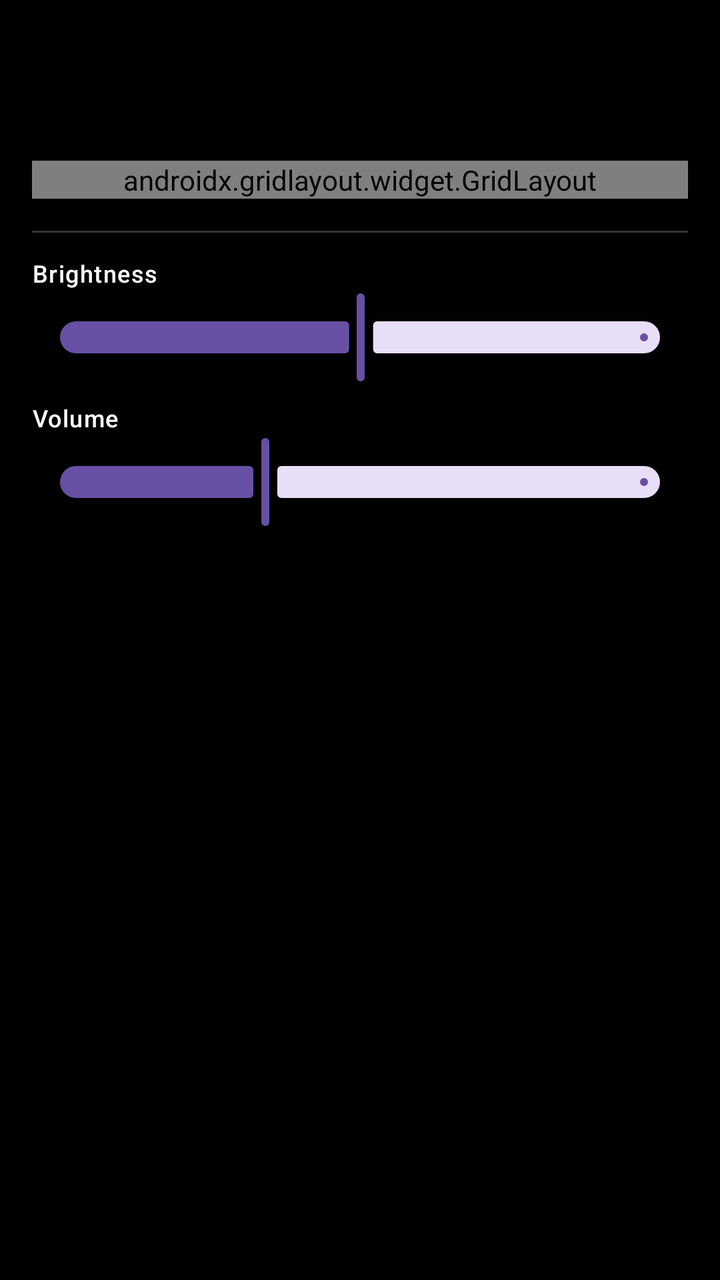
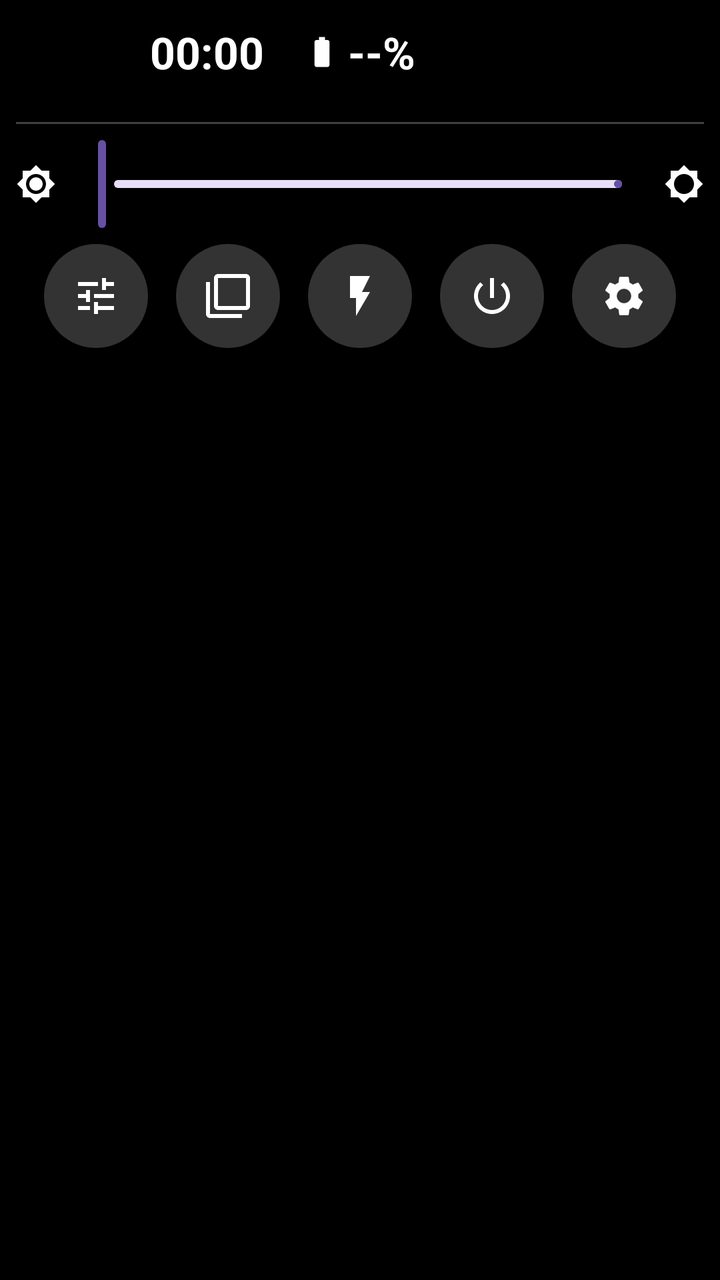

Two renders of the same Android screen: before a commit and after it. Below are the layout's source before the change and the commit's diff.
<!-- AndroidManifest.xml: application theme Theme.CloX -->
<!-- res/layout/overlay_quick_settings.xml -->
<?xml version="1.0" encoding="utf-8"?>
<FrameLayout
    xmlns:android="http://schemas.android.com/apk/res/android"
    xmlns:app="http://schemas.android.com/apk/res-auto"
    android:layout_width="match_parent"
    android:layout_height="match_parent">

    
    <ImageView
        android:id="@+id/qsBlurBg"
        android:layout_width="match_parent"
        android:layout_height="match_parent"
        android:scaleType="centerCrop"
        android:visibility="gone" />

    
    <View
        android:layout_width="match_parent"
        android:layout_height="match_parent"
        android:background="#88000000" />

    <LinearLayout
        android:layout_width="match_parent"
        android:layout_height="match_parent"
        android:orientation="vertical"
        android:padding="16dp">

        
        <TextView
            android:id="@+id/qsClockText"
            android:layout_width="wrap_content"
            android:layout_height="wrap_content"
            android:layout_gravity="center_horizontal"
            android:textAppearance="?attr/textAppearanceDisplaySmall"
            android:textColor="@android:color/white"
            android:layout_marginBottom="16dp" />

        
        <androidx.gridlayout.widget.GridLayout
            android:id="@+id/qsTileGrid"
            android:layout_width="match_parent"
            android:layout_height="wrap_content"
            app:columnCount="3" />

        <View
            android:layout_width="match_parent"
            android:layout_height="1dp"
            android:background="#33FFFFFF"
            android:layout_marginTop="16dp"
            android:layout_marginBottom="12dp" />

        
        <TextView
            android:layout_width="wrap_content"
            android:layout_height="wrap_content"
            android:text="Brightness"
            android:textColor="@android:color/white"
            android:textAppearance="?attr/textAppearanceLabelMedium" />

        <com.google.android.material.slider.Slider
            android:id="@+id/brightnessSlider"
            android:layout_width="match_parent"
            android:layout_height="wrap_content"
            android:valueFrom="0"
            android:valueTo="255"
            android:value="128"
            android:layout_marginBottom="8dp" />

        
        <TextView
            android:layout_width="wrap_content"
            android:layout_height="wrap_content"
            android:text="Volume"
            android:textColor="@android:color/white"
            android:textAppearance="?attr/textAppearanceLabelMedium" />

        <com.google.android.material.slider.Slider
            android:id="@+id/volumeSlider"
            android:layout_width="match_parent"
            android:layout_height="wrap_content"
            android:valueFrom="0"
            android:valueTo="15"
            android:value="5" />

    </LinearLayout>

</FrameLayout>
<!-- resources referenced by this layout -->
<resources>
  <!-- unchanged entries left out for length: 1 -->
</resources>

<!-- the commit's change to res/layout/overlay_quick_settings.xml (unified diff, before → after) -->
@@ -1,6 +1,5 @@
 <?xml version="1.0" encoding="utf-8"?>
-<FrameLayout
-    xmlns:android="http://schemas.android.com/apk/res/android"
+<FrameLayout xmlns:android="http://schemas.android.com/apk/res/android"
     xmlns:app="http://schemas.android.com/apk/res-auto"
     android:layout_width="match_parent"
     android:layout_height="match_parent">
@@ -8,80 +7,230 @@
     
     <ImageView
         android:id="@+id/qsBlurBg"
+        android:tag="blur_bg"
         android:layout_width="match_parent"
         android:layout_height="match_parent"
-        android:scaleType="centerCrop"
-        android:visibility="gone" />
-
-    
-    <View
+        android:scaleType="centerCrop" />
+
+    <ScrollView
         android:layout_width="match_parent"
         android:layout_height="match_parent"
-        android:background="#88000000" />
-
-    <LinearLayout
-        android:layout_width="match_parent"
-        android:layout_height="match_parent"
-        android:orientation="vertical"
-        android:padding="16dp">
-
-        
-        <TextView
-            android:id="@+id/qsClockText"
-            android:layout_width="wrap_content"
-            android:layout_height="wrap_content"
-            android:layout_gravity="center_horizontal"
-            android:textAppearance="?attr/textAppearanceDisplaySmall"
-            android:textColor="@android:color/white"
-            android:layout_marginBottom="16dp" />
-
-        
-        <androidx.gridlayout.widget.GridLayout
-            android:id="@+id/qsTileGrid"
+        android:fillViewport="true"
+        android:scrollbars="none">
+
+        <LinearLayout
             android:layout_width="match_parent"
             android:layout_height="wrap_content"
-            app:columnCount="3" />
-
-        <View
-            android:layout_width="match_parent"
-            android:layout_height="1dp"
-            android:background="#33FFFFFF"
-            android:layout_marginTop="16dp"
-            android:layout_marginBottom="12dp" />
-
-        
-        <TextView
-            android:layout_width="wrap_content"
-            android:layout_height="wrap_content"
-            android:text="Brightness"
-            android:textColor="@android:color/white"
-            android:textAppearance="?attr/textAppearanceLabelMedium" />
-
-        <com.google.android.material.slider.Slider
-            android:id="@+id/brightnessSlider"
-            android:layout_width="match_parent"
-            android:layout_height="wrap_content"
-            android:valueFrom="0"
-            android:valueTo="255"
-            android:value="128"
-            android:layout_marginBottom="8dp" />
-
-        
-        <TextView
-            android:layout_width="wrap_content"
-            android:layout_height="wrap_content"
-            android:text="Volume"
-            android:textColor="@android:color/white"
-            android:textAppearance="?attr/textAppearanceLabelMedium" />
-
-        <com.google.android.material.slider.Slider
-            android:id="@+id/volumeSlider"
-            android:layout_width="match_parent"
-            android:layout_height="wrap_content"
-            android:valueFrom="0"
-            android:valueTo="15"
-            android:value="5" />
-
-    </LinearLayout>
-
+            android:orientation="vertical"
+            android:paddingStart="8dp"
+            android:paddingEnd="8dp"
+            android:paddingTop="8dp"
+            android:paddingBottom="4dp">
+
+            
+            
+            <RelativeLayout
+                android:id="@+id/qsHeader"
+                android:layout_width="match_parent"
+                android:layout_height="wrap_content"
+                android:minHeight="36dp"
+                android:layout_marginBottom="8dp">
+
+                
+                <LinearLayout
+                    android:id="@+id/qsBatteryGroup"
+                    android:layout_width="wrap_content"
+                    android:layout_height="wrap_content"
+                    android:layout_centerInParent="true"
+                    android:orientation="horizontal"
+                    android:gravity="center_vertical">
+
+                    <ImageView
+                        android:id="@+id/qsBatteryIcon"
+                        android:layout_width="18dp"
+                        android:layout_height="18dp"
+                        android:src="@drawable/ic_battery"
+                        android:tint="#FFFFFF"/>
+
+                    <TextView
+                        android:id="@+id/qsBatteryPct"
+                        android:layout_width="wrap_content"
+                        android:layout_height="wrap_content"
+                        android:layout_marginStart="4dp"
+                        android:textSize="22sp"
+                        android:textColor="#FFFFFF"
+                        android:textStyle="bold"
+                        android:maxLines="1"
+                        android:text="--%"/>
+
+                </LinearLayout>
+
+                
+                <TextView
+                    android:id="@+id/qsTime"
+                    android:layout_width="wrap_content"
+                    android:layout_height="wrap_content"
+                    android:layout_toStartOf="@id/qsBatteryGroup"
+                    android:layout_centerVertical="true"
+                    android:layout_marginEnd="20dp"
+                    android:textSize="22sp"
+                    android:textColor="#FFFFFF"
+                    android:textStyle="bold"
+                    android:maxLines="1"
+                    android:text="00:00"/>
+
+                
+                <TextView
+                    android:id="@+id/qsDate"
+                    android:layout_width="wrap_content"
+                    android:layout_height="wrap_content"
+                    android:layout_toEndOf="@id/qsBatteryGroup"
+                    android:layout_centerVertical="true"
+                    android:layout_marginStart="20dp"
+                    android:textSize="22sp"
+                    android:textColor="#AAFFFFFF"
+                    android:maxLines="1"/>
+
+            </RelativeLayout>
+
+            
+            
+            <androidx.viewpager2.widget.ViewPager2
+                android:id="@+id/qsTilePager"
+                android:layout_width="match_parent"
+                android:layout_height="1dp"/>
+
+            
+            <com.google.android.material.tabs.TabLayout
+                android:id="@+id/qsPageIndicator"
+                android:layout_width="wrap_content"
+                android:layout_height="10dp"
+                android:layout_gravity="center_horizontal"
+                android:layout_marginTop="4dp"
+                android:visibility="gone"
+                app:tabBackground="@drawable/qs_page_dot_selector"
+                app:tabGravity="center"
+                app:tabIndicatorHeight="0dp"
+                app:tabIndicatorColor="@android:color/transparent"
+                app:tabPaddingStart="8dp"
+                app:tabPaddingEnd="8dp"/>
+
+            
+            <View
+                android:layout_width="match_parent"
+                android:layout_height="1dp"
+                android:layout_marginTop="8dp"
+                android:layout_marginBottom="6dp"
+                android:background="#40FFFFFF"/>
+
+            
+            <LinearLayout
+                android:id="@+id/qsBrightnessRow"
+                android:layout_width="match_parent"
+                android:layout_height="wrap_content"
+                android:orientation="horizontal"
+                android:gravity="center_vertical"
+                android:layout_marginBottom="6dp">
+
+                <ImageView
+                    android:layout_width="20dp"
+                    android:layout_height="20dp"
+                    android:src="@drawable/ic_brightness_low"
+                    android:tint="#FFFFFF"/>
+
+                <com.google.android.material.slider.Slider
+                    android:id="@+id/brightnessSlider"
+                    android:layout_width="0dp"
+                    android:layout_height="wrap_content"
+                    android:layout_weight="1"
+                    android:layout_marginStart="6dp"
+                    android:layout_marginEnd="6dp"
+                    android:valueFrom="0"
+                    android:valueTo="255"
+                    app:thumbRadius="7dp"
+                    app:haloRadius="14dp"
+                    app:trackHeight="4dp"/>
+
+                <ImageView
+                    android:layout_width="20dp"
+                    android:layout_height="20dp"
+                    android:src="@drawable/ic_brightness_high"
+                    android:tint="#FFFFFF"/>
+
+            </LinearLayout>
+
+            
+            <LinearLayout
+                android:id="@+id/qsBottomBar"
+                android:layout_width="match_parent"
+                android:layout_height="wrap_content"
+                android:orientation="horizontal"
+                android:gravity="center_vertical">
+
+                <Space android:layout_width="0dp" android:layout_height="0dp" android:layout_weight="1"/>
+
+                <ImageButton
+                    android:id="@+id/qsBtnLauncherSettings"
+                    android:layout_width="52dp"
+                    android:layout_height="52dp"
+                    android:background="@drawable/qs_btn_bg"
+                    android:src="@drawable/ic_tune"
+                    android:tint="#FFFFFF"
+                    android:padding="12dp"
+                    android:contentDescription="Launcher Settings"/>
+
+                <Space android:layout_width="0dp" android:layout_height="0dp" android:layout_weight="1"/>
+
+                <ImageButton
+                    android:id="@+id/qsBtnRecents"
+                    android:layout_width="52dp"
+                    android:layout_height="52dp"
+                    android:background="@drawable/qs_btn_bg"
+                    android:src="@drawable/ic_recents"
+                    android:tint="#FFFFFF"
+                    android:padding="12dp"
+                    android:contentDescription="Recents"/>
+
+                <Space android:layout_width="0dp" android:layout_height="0dp" android:layout_weight="1"/>
+
+                <ImageButton
+                    android:id="@+id/qsBtnFlashlight"
+                    android:layout_width="52dp"
+                    android:layout_height="52dp"
+                    android:background="@drawable/qs_btn_bg"
+                    android:src="@drawable/ic_flashlight"
+                    android:tint="#FFFFFF"
+                    android:padding="12dp"
+                    android:contentDescription="Flashlight"/>
+
+                <Space android:layout_width="0dp" android:layout_height="0dp" android:layout_weight="1"/>
+
+                <ImageButton
+                    android:id="@+id/qsBtnPower"
+                    android:layout_width="52dp"
+                    android:layout_height="52dp"
+                    android:background="@drawable/qs_btn_bg"
+                    android:src="@drawable/ic_power"
+                    android:tint="#FFFFFF"
+                    android:padding="12dp"
+                    android:contentDescription="Power"/>
+
+                <Space android:layout_width="0dp" android:layout_height="0dp" android:layout_weight="1"/>
+
+                <ImageButton
+                    android:id="@+id/qsBtnSettings"
+                    android:layout_width="52dp"
+                    android:layout_height="52dp"
+                    android:background="@drawable/qs_btn_bg"
+                    android:src="@drawable/ic_settings"
+                    android:tint="#FFFFFF"
+                    android:padding="12dp"
+                    android:contentDescription="Settings"/>
+
+                <Space android:layout_width="0dp" android:layout_height="0dp" android:layout_weight="1"/>
+
+            </LinearLayout>
+
+        </LinearLayout>
+    </ScrollView>
 </FrameLayout>
<!-- resource entries referenced after the edit -->
@@ -1,5 +1,83 @@
 <!-- resources referenced by this layout -->
 <resources>
+  <!-- drawable ic_battery (drawable) -->
+  <vector xmlns:android="http://schemas.android.com/apk/res/android" android:width="24dp" android:height="24dp" android:viewportWidth="24" android:viewportHeight="24">
+      <path android:fillColor="?attr/colorOnSurface" android:pathData="M15.67,4H14V2h-4v2H8.33C7.6,4 7,4.6 7,5.33v15.33C7,21.4 7.6,22 8.33,22h7.33C16.4,22 17,21.4 17,20.67V5.33C17,4.6 16.4,4 15.67,4z"/>
+  </vector>
+  <!-- drawable ic_brightness_high (drawable) -->
+  <vector xmlns:android="http://schemas.android.com/apk/res/android" android:width="24dp" android:height="24dp" android:viewportWidth="24" android:viewportHeight="24">
+      <path android:fillColor="?attr/colorOnSurface" android:pathData="M20,8.69V4h-4.69L12,0.69 8.69,4H4v4.69L0.69,12 4,15.31V20h4.69L12,23.31 15.31,20H20v-4.69L23.31,12 20,8.69zM12,18c-3.31,0 -6,-2.69 -6,-6s2.69,-6 6,-6 6,2.69 6,6 -2.69,6 -6,6z"/>
+  </vector>
+  <!-- drawable ic_brightness_low (drawable) -->
+  <vector xmlns:android="http://schemas.android.com/apk/res/android" android:width="24dp" android:height="24dp" android:viewportWidth="24" android:viewportHeight="24">
+      <path android:fillColor="?attr/colorOnSurface" android:pathData="M20,8.69V4h-4.69L12,0.69 8.69,4H4v4.69L0.69,12 4,15.31V20h4.69L12,23.31 15.31,20H20v-4.69L23.31,12 20,8.69zM12,18c-3.31,0 -6,-2.69 -6,-6s2.69,-6 6,-6 6,2.69 6,6 -2.69,6 -6,6zM12,8c-2.21,0 -4,1.79 -4,4s1.79,4 4,4 4,-1.79 4,-4 -1.79,-4 -4,-4z"/>
+  </vector>
+  <!-- drawable ic_flashlight (drawable) -->
+  <?xml version="1.0" encoding="utf-8"?>
+  <vector xmlns:android="http://schemas.android.com/apk/res/android"
+      android:width="24dp" android:height="24dp"
+      android:viewportWidth="24" android:viewportHeight="24">
+      <path android:fillColor="?attr/colorOnSurface"
+          android:pathData="M7,2v11h3v9l7,-12h-4l4,-8z"/>
+  </vector>
+  <!-- drawable ic_power (drawable) -->
+  <vector xmlns:android="http://schemas.android.com/apk/res/android" android:width="24dp" android:height="24dp" android:viewportWidth="24" android:viewportHeight="24">
+      <path android:fillColor="?attr/colorOnSurface" android:pathData="M13,3h-2v10h2V3zM17.83,5.17l-1.42,1.42C17.99,7.86 19,9.81 19,12c0,3.87 -3.13,7 -7,7s-7,-3.13 -7,-7c0,-2.19 1.01,-4.14 2.58,-5.42L6.17,5.17C4.23,6.82 3,9.26 3,12c0,4.97 4.03,9 9,9s9,-4.03 9,-9c0,-2.74 -1.23,-5.18 -3.17,-6.83z"/>
+  </vector>
+  <!-- drawable ic_recents (drawable) -->
+  <vector xmlns:android="http://schemas.android.com/apk/res/android" android:width="24dp" android:height="24dp" android:viewportWidth="24" android:viewportHeight="24">
+      <path android:fillColor="?attr/colorOnSurface" android:pathData="M3,5H1v16c0,1.1 0.9,2 2,2h16v-2H3V5zM21,1H7c-1.1,0 -2,0.9 -2,2v14c0,1.1 0.9,2 2,2h14c1.1,0 2,-0.9 2,-2V3c0,-1.1 -0.9,-2 -2,-2zM21,17H7V3h14v14z"/>
+  </vector>
+  <!-- drawable ic_settings (drawable) -->
+  <?xml version="1.0" encoding="utf-8"?>
+  <vector xmlns:android="http://schemas.android.com/apk/res/android"
+      android:width="24dp" android:height="24dp"
+      android:viewportWidth="24" android:viewportHeight="24">
+      <path android:fillColor="?attr/colorOnSurface"
+          android:pathData="M19.14,12.94c0.04,-0.3 0.06,-0.61 0.06,-0.94c0,-0.32 -0.02,-0.64 -0.07,-0.94l2.03,-1.58c0.18,-0.14 0.23,-0.41 0.12,-0.61l-1.92,-3.32c-0.12,-0.22 -0.37,-0.29 -0.59,-0.22l-2.39,0.96c-0.5,-0.38 -1.03,-0.7 -1.62,-0.94L14.4,2.81c-0.04,-0.24 -0.24,-0.41 -0.48,-0.41h-3.84c-0.24,0 -0.43,0.17 -0.47,0.41L9.25,5.35C8.66,5.59 8.12,5.92 7.63,6.29L5.24,5.33c-0.22,-0.08 -0.47,0 -0.59,0.22L2.74,8.87C2.62,9.08 2.66,9.34 2.86,9.48l2.03,1.58C4.84,11.36 4.8,11.69 4.8,12s0.02,0.64 0.07,0.94l-2.03,1.58c-0.18,0.14 -0.23,0.41 -0.12,0.61l1.92,3.32c0.12,0.22 0.37,0.29 0.59,0.22l2.39,-0.96c0.5,0.38 1.03,0.7 1.62,0.94l0.36,2.54c0.05,0.24 0.24,0.41 0.48,0.41h3.84c0.24,0 0.44,-0.17 0.47,-0.41l0.36,-2.54c0.59,-0.24 1.13,-0.56 1.62,-0.94l2.39,0.96c0.22,0.08 0.47,0 0.59,-0.22l1.92,-3.32c0.12,-0.22 0.07,-0.47 -0.12,-0.61L19.14,12.94zM12,15.6c-1.98,0 -3.6,-1.62 -3.6,-3.6s1.62,-3.6 3.6,-3.6s3.6,1.62 3.6,3.6S13.98,15.6 12,15.6z"/>
+  </vector>
+  <!-- drawable ic_tune (drawable) -->
+  <vector xmlns:android="http://schemas.android.com/apk/res/android" android:width="24dp" android:height="24dp" android:viewportWidth="24" android:viewportHeight="24">
+      <path android:fillColor="?attr/colorOnSurface" android:pathData="M3,17v2h6v-2H3zM3,5v2h10V5H3zM13,21v-2h8v-2h-8v-2h-2v6h2zM7,9v2H3v2h4v2h2V9H7zM21,13v-2H11v2h10zM15,9h2V7h4V5h-4V3h-2v6z"/>
+  </vector>
+  <!-- drawable qs_btn_bg (drawable) -->
+  <?xml version="1.0" encoding="utf-8"?>
+  <ripple xmlns:android="http://schemas.android.com/apk/res/android"
+      android:color="#40FFFFFF">
+      <item>
+          <shape android:shape="oval">
+              <solid android:color="#33FFFFFF"/>
+          </shape>
+      </item>
+  </ripple>
+  <!-- drawable qs_page_dot_selector (drawable) -->
+  <?xml version="1.0" encoding="utf-8"?>
+  <selector xmlns:android="http://schemas.android.com/apk/res/android">
+      <item android:state_selected="true">
+          <layer-list>
+              <item
+                  android:width="8dp"
+                  android:height="8dp"
+                  android:gravity="center">
+                  <shape android:shape="oval">
+                      <solid android:color="?attr/colorPrimary"/>
+                  </shape>
+              </item>
+          </layer-list>
+      </item>
+      <item>
+          <layer-list>
+              <item
+                  android:width="6dp"
+                  android:height="6dp"
+                  android:gravity="center">
+                  <shape android:shape="oval">
+                      <solid android:color="#66FFFFFF"/>
+                  </shape>
+              </item>
+          </layer-list>
+      </item>
+  </selector>
   <!-- unchanged entries left out for length: 1 -->
 </resources>
 
